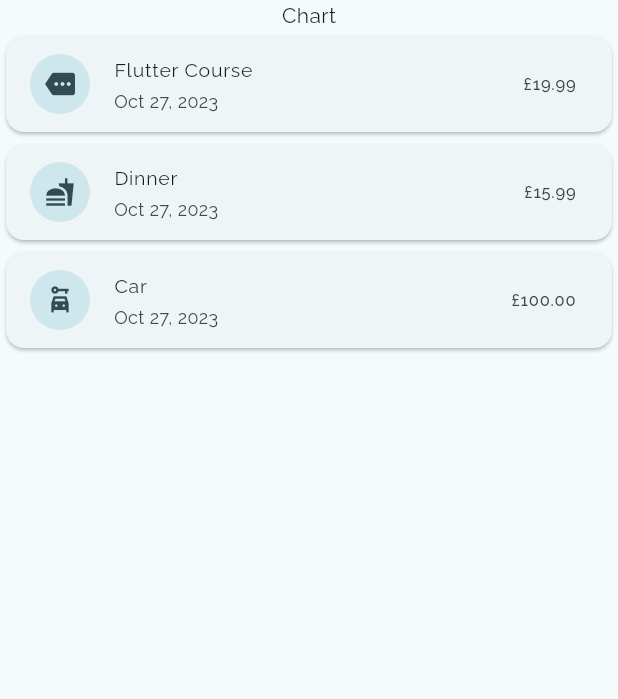
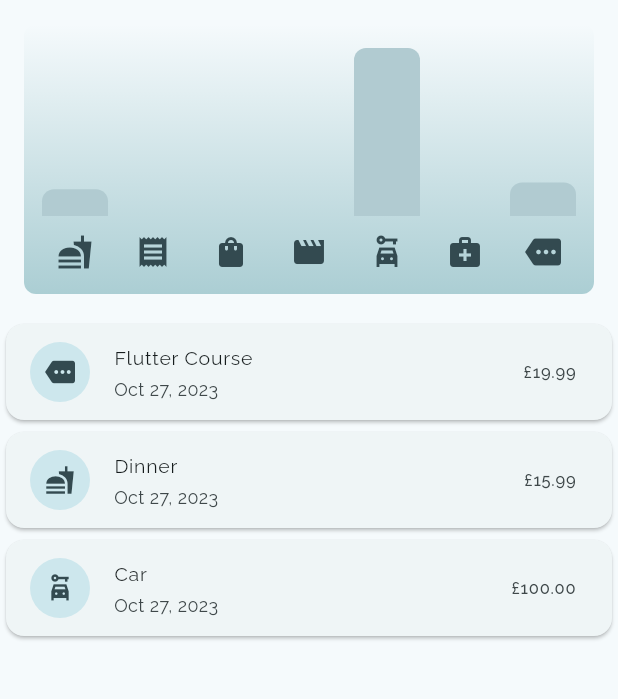
Before and after one commit to Moonbladez/flutter-expense-tracker, a Flutter app: the screen it shows after launch, on a phone screen of 412 x 824 dp, the part 84-783 px from its top. Run offline on Flutter 3.47's test engine with Material 2 defaults, Android fonts, the phone set to English and light mode, and no system bars.

Commit message:
added bar charts

```diff
--- a/lib/main.dart
+++ b/lib/main.dart
@@ -15,8 +15,9 @@ class MyApp extends StatelessWidget {
       title: "Expense Tracker",
       debugShowCheckedModeBanner: false,
       theme: theme,
-      darkTheme: ThemeData.dark().copyWith(useMaterial3: true),
+      darkTheme: darkTheme,
       home: const ExpensesScreen(),
+      themeMode: ThemeMode.system,
     );
   }
 }
--- a/lib/models/expense.dart
+++ b/lib/models/expense.dart
@@ -43,3 +43,20 @@ class Expense {
   get icon => categoryItems[category];
   String get formattedDate => formatter.format(date);
 }
+
+class ExpenseBucket {
+  ExpenseBucket({required this.category, required this.expenses});
+
+  ExpenseBucket.forCategory(List<Expense> allExpenses, this.category)
+      : expenses = allExpenses
+            .where((expense) => expense.category == category)
+            .toList();
+
+  final Category category;
+  final List<Expense> expenses;
+
+  double get totalExpenses => expenses.fold(
+        0,
+        (previousValue, expense) => previousValue + expense.amount,
+      );
+}
--- a/lib/theme.dart
+++ b/lib/theme.dart
@@ -1,7 +1,8 @@
 import 'package:flutter/material.dart';
 
 ColorScheme kColorScheme = ColorScheme.fromSeed(seedColor: Colors.cyan);
-ColorScheme kDarkColorScheme = ColorScheme.fromSeed(seedColor: Colors.black12);
+ColorScheme kDarkColorScheme =
+    ColorScheme.fromSeed(seedColor: Colors.cyan, brightness: Brightness.dark);
 
 ThemeData theme = ThemeData(
   colorScheme: kColorScheme,
@@ -29,3 +30,14 @@ ThemeData theme = ThemeData(
     ),
   ),
 );
+
+ThemeData darkTheme = ThemeData.dark().copyWith(
+  useMaterial3: true,
+  colorScheme: kDarkColorScheme,
+  elevatedButtonTheme: ElevatedButtonThemeData(
+    style: ElevatedButton.styleFrom(
+      foregroundColor: kDarkColorScheme.onPrimary,
+      backgroundColor: kDarkColorScheme.primary,
+    ),
+  ),
+);
--- /dev/null
+++ b/lib/widgets/chart/chart.dart
@@ -0,0 +1,95 @@
+import 'package:flutter/material.dart';
+import 'package:flutter_expense_tracker/models/expense.dart';
+import 'package:flutter_expense_tracker/theme.dart';
+import 'package:flutter_expense_tracker/widgets/chart/chart_bar.dart';
+
+class Chart extends StatelessWidget {
+  const Chart({super.key, required this.expenses});
+
+  final List<Expense> expenses;
+
+  List<ExpenseBucket> get buckets {
+    return [
+      ExpenseBucket.forCategory(expenses, Category.food),
+      ExpenseBucket.forCategory(expenses, Category.bills),
+      ExpenseBucket.forCategory(expenses, Category.clothes),
+      ExpenseBucket.forCategory(expenses, Category.entertainment),
+      ExpenseBucket.forCategory(expenses, Category.transportation),
+      ExpenseBucket.forCategory(expenses, Category.health),
+      ExpenseBucket.forCategory(expenses, Category.other),
+    ];
+  }
+
+  double get maxTotalExpense {
+    double maxTotalExpense = 0;
+
+    for (final bucket in buckets) {
+      if (bucket.totalExpenses > maxTotalExpense) {
+        maxTotalExpense = bucket.totalExpenses;
+      }
+    }
+
+    return maxTotalExpense;
+  }
+
+  @override
+  Widget build(BuildContext context) {
+    final isDarkMode =
+        MediaQuery.of(context).platformBrightness == Brightness.dark;
+    return Container(
+      margin: const EdgeInsets.all(16),
+      padding: const EdgeInsets.symmetric(
+        vertical: 16,
+        horizontal: 8,
+      ),
+      width: double.infinity,
+      height: 180,
+      decoration: BoxDecoration(
+        borderRadius: BorderRadius.circular(8),
+        gradient: LinearGradient(
+          colors: [
+            kColorScheme.primary.withOpacity(0.3),
+            kColorScheme.primary.withOpacity(0.0)
+          ],
+          begin: Alignment.bottomCenter,
+          end: Alignment.topCenter,
+        ),
+      ),
+      child: Column(
+        children: [
+          Expanded(
+            child: Row(
+              crossAxisAlignment: CrossAxisAlignment.end,
+              children: [
+                for (final bucket in buckets)
+                  ChartBar(
+                    fill: bucket.totalExpenses == 0
+                        ? 0
+                        : bucket.totalExpenses / maxTotalExpense,
+                  ),
+              ],
+            ),
+          ),
+          const SizedBox(height: 12),
+          Row(
+            children: buckets
+                .map(
+                  (bucket) => Expanded(
+                    child: Padding(
+                      padding: const EdgeInsets.symmetric(horizontal: 4),
+                      child: Icon(
+                        categoryItems[bucket.category],
+                        color: isDarkMode
+                            ? kColorScheme.onPrimary
+                            : kColorScheme.onSecondaryContainer,
+                      ),
+                    ),
+                  ),
+                )
+                .toList(),
+          )
+        ],
+      ),
+    );
+  }
+}
--- /dev/null
+++ b/lib/widgets/chart/chart_bar.dart
@@ -0,0 +1,35 @@
+import 'package:flutter/material.dart';
+import 'package:flutter_expense_tracker/theme.dart';
+
+class ChartBar extends StatelessWidget {
+  const ChartBar({
+    super.key,
+    required this.fill,
+  });
+
+  final double fill;
+
+  @override
+  Widget build(BuildContext context) {
+    final isDarkMode =
+        MediaQuery.of(context).platformBrightness == Brightness.dark;
+    return Expanded(
+      child: Padding(
+        padding: const EdgeInsets.symmetric(horizontal: 4),
+        child: FractionallySizedBox(
+          heightFactor: fill,
+          child: DecoratedBox(
+            decoration: BoxDecoration(
+              shape: BoxShape.rectangle,
+              borderRadius:
+                  const BorderRadius.vertical(top: Radius.circular(8)),
+              color: isDarkMode
+                  ? kDarkColorScheme.primary
+                  : kDarkColorScheme.secondary,
+            ),
+          ),
+        ),
+      ),
+    );
+  }
+}
--- a/lib/widgets/expenses_list/expenses_screen.dart
+++ b/lib/widgets/expenses_list/expenses_screen.dart
@@ -1,6 +1,7 @@
 import 'package:flutter/material.dart';
 import 'package:flutter_expense_tracker/models/expense.dart';
 import 'package:flutter_expense_tracker/theme.dart';
+import 'package:flutter_expense_tracker/widgets/chart/chart.dart';
 import 'package:flutter_expense_tracker/widgets/expenses_list/expenses_list.dart';
 import 'package:flutter_expense_tracker/widgets/expenses_list/new_expense_modal.dart';
 
@@ -125,7 +126,7 @@ class _ExpensesScreenState extends State<ExpensesScreen> {
       ),
       body: Column(
         children: [
-          const Text("Chart"),
+          Chart(expenses: _registeredExpenses),
           Expanded(
             child: mainContent,
           ),
```
